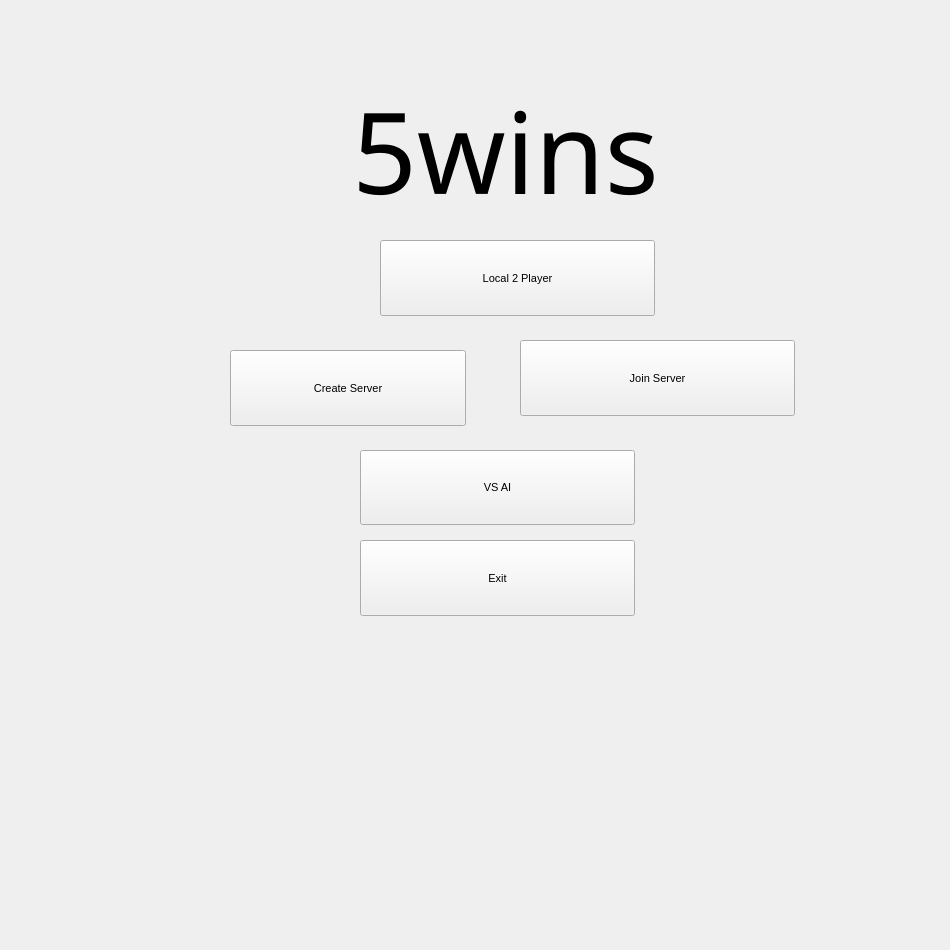
Above: menu.ui from j-weissen/5wins_raspi before the change. Below: the same form after it.
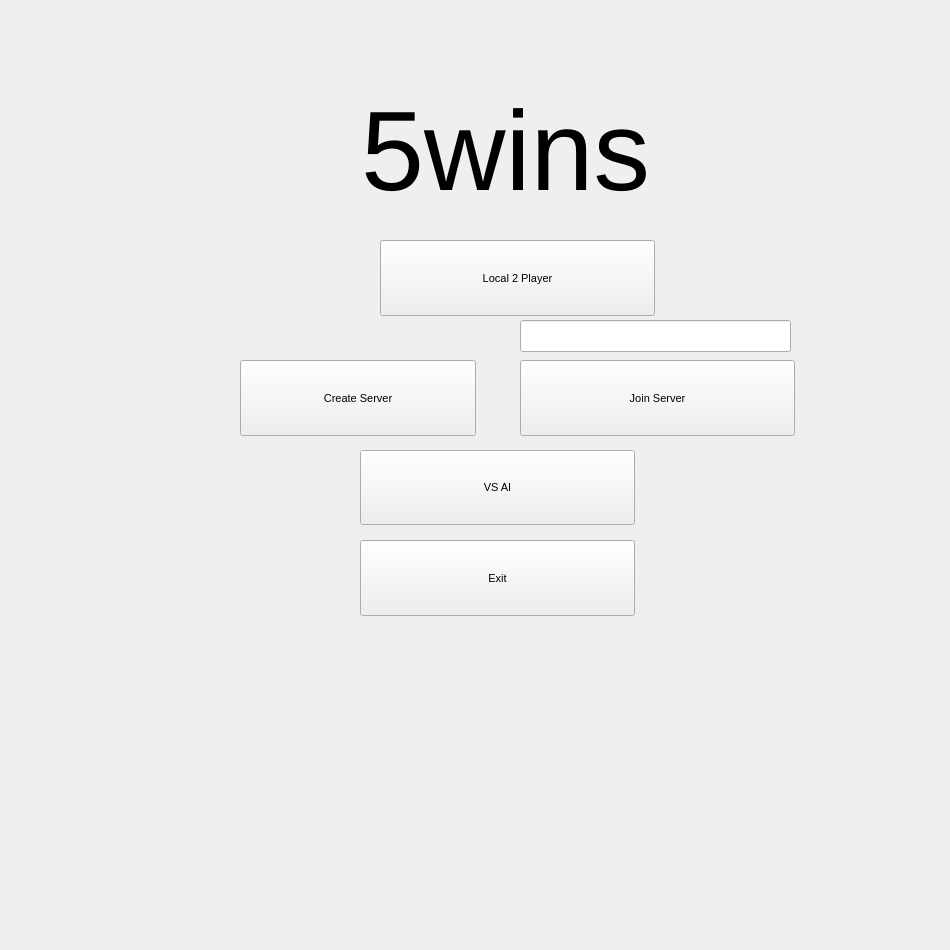
That is the form after the change.

Patch:
```diff
--- a/menu.ui
+++ b/menu.ui
@@ -33,7 +33,6 @@
    </property>
    <property name="font">
     <font>
-     <family>OCR A Extended</family>
      <pointsize>85</pointsize>
     </font>
    </property>
@@ -95,8 +94,8 @@
   <widget class="QPushButton" name="pushButton_createServer">
    <property name="geometry">
     <rect>
-     <x>230</x>
-     <y>350</y>
+     <x>240</x>
+     <y>360</y>
      <width>236</width>
      <height>76</height>
     </rect>
@@ -120,7 +119,7 @@
    <property name="geometry">
     <rect>
      <x>520</x>
-     <y>340</y>
+     <y>360</y>
      <width>275</width>
      <height>76</height>
     </rect>
@@ -164,6 +163,29 @@
     <string>Local 2 Player</string>
    </property>
   </widget>
+  <widget class="QLineEdit" name="lineEdit_ip">
+   <property name="geometry">
+    <rect>
+     <x>520</x>
+     <y>320</y>
+     <width>271</width>
+     <height>32</height>
+    </rect>
+   </property>
+  </widget>
+  <widget class="QLabel" name="label_serverIp">
+   <property name="geometry">
+    <rect>
+     <x>240</x>
+     <y>330</y>
+     <width>71</width>
+     <height>24</height>
+    </rect>
+   </property>
+   <property name="text">
+    <string/>
+   </property>
+  </widget>
  </widget>
  <resources/>
  <connections/>
```
